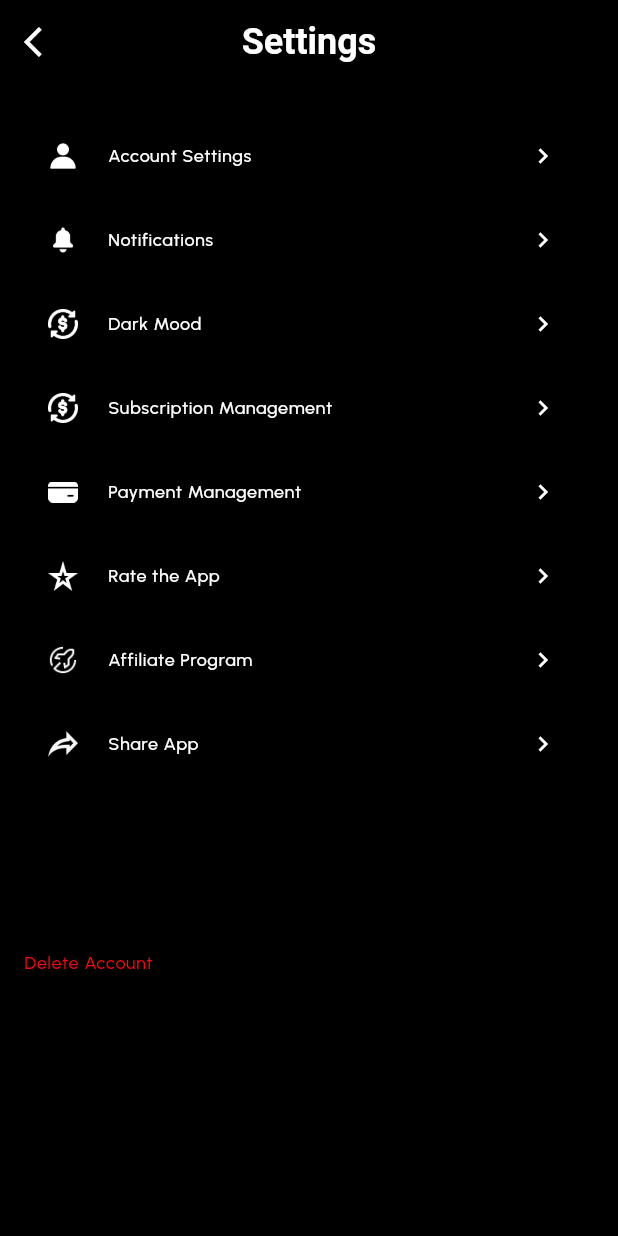
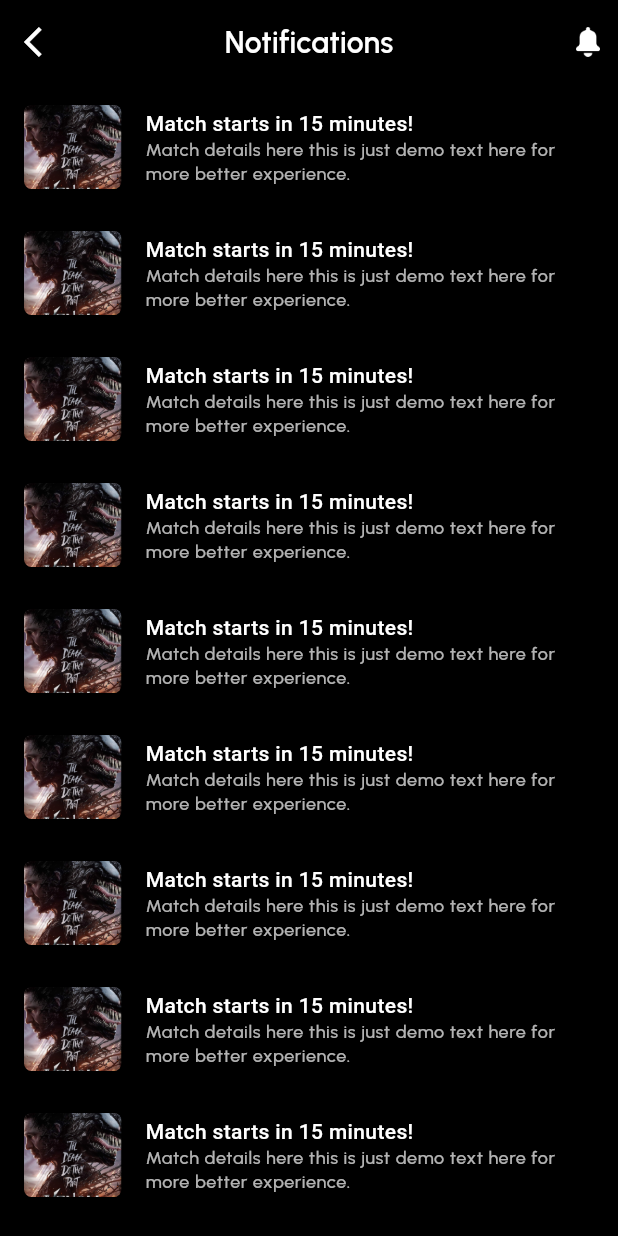
Before and after one commit to salmanbashar1009/malooz, a Flutter app: the SettingsScreen screen opened by its route, after a tap on "Notifications", on a phone screen of 412 x 824 dp. Run offline on Flutter 3.47's test engine with Material 3 defaults, Android fonts, the phone set to English and light mode, and no system bars; our stand-ins replace equatable, flutter_bloc, flutter_rating_bar, google_fonts, intl_phone_field, pin_code_fields.

Commit message:
notifications screen ui complete

```diff
--- a/lib/core/constant/app_colors.dart
+++ b/lib/core/constant/app_colors.dart
@@ -23,6 +23,7 @@ class AppColors{
 
   /// Colors with opacity
   static const Color white80 = Color.fromRGBO(255, 255, 255, 0.8); /// used for body text
+  static const Color white70 = Color.fromRGBO(255, 255, 255, 0.7); /// used for body text
   static const Color white50 = Color.fromRGBO(255, 255, 255, 0.5); /// used for body text
   static const Color white40 = Color.fromRGBO(255, 255, 255, 0.4); /// used for body text
   static const Color white10 = Color.fromRGBO(246, 246, 246, 0.1); /// used for body text
--- a/lib/core/route_config/app_routes.dart
+++ b/lib/core/route_config/app_routes.dart
@@ -8,6 +8,7 @@ import 'package:malooz/features/details/ui/screen/details_screen.dart';
 import 'package:malooz/features/home/ui/screens/home_screen.dart';
 import 'package:malooz/features/my_account/ui/screens/edit_account_screen.dart';
 import 'package:malooz/features/my_account/ui/screens/my_account_screen.dart';
+import 'package:malooz/features/notifications/ui/screens/notifications_screen.dart';
 import '../../features/Auth/interest_screen/ui/screens/interest_screen.dart';
 import '../../features/Auth/login/ui/screens/login_screen.dart';
 import '../../features/onboarding/ui/screens/onboarding_screen.dart';
@@ -29,5 +30,6 @@ class AppRoutes{
    RouteNames.settingsScreen: (context) => const SettingsScreen(),
    RouteNames.myAccountScreen: (context) => const MyAccountScreen(),
    RouteNames.editAccountScreen: (context) => const EditAccountScreen(),
+   RouteNames.notificationsScreen: (context) => const NotificationsScreen(),
  };
 }
--- a/lib/core/route_config/route_names.dart
+++ b/lib/core/route_config/route_names.dart
@@ -1,4 +1,4 @@
-class RouteNames{
+class RouteNames {
   static const String onboardingScreen = '/onboardingScreen';
   static const String parentScreen = '/parentScreen';
   static const String loginScreen = '/loginScreen';
@@ -8,8 +8,9 @@ class RouteNames{
   static const String otpVerificationScreen = '/otpVerificationScreen';
   static const String interestScreen = '/interestScreen';
   static const String homeScreen = '/homeScreen';
-    static const String detailsScreen = '/detailsScreen';
-    static const String settingsScreen = '/settingsScreen';
-    static const String myAccountScreen = '/myAccountScreen';
-    static const String editAccountScreen = '/editAccountScreen';
+  static const String detailsScreen = '/detailsScreen';
+  static const String settingsScreen = '/settingsScreen';
+  static const String myAccountScreen = '/myAccountScreen';
+  static const String editAccountScreen = '/editAccountScreen';
+  static const String notificationsScreen = '/notificationsScreen';
 }
--- a/lib/core/theme/app_text_theme.dart
+++ b/lib/core/theme/app_text_theme.dart
@@ -24,7 +24,7 @@ class AppTextTheme {
       fontWeight: FontWeight.w700,
       color: AppColors.white,
     ),
-    titleMedium: GoogleFonts.roboto(
+    titleMedium: GoogleFonts.urbanist(
       fontSize: 20,
       fontWeight: FontWeight.w700,
       color: AppColors.white,
--- a/lib/core/theme/app_theme.dart
+++ b/lib/core/theme/app_theme.dart
@@ -23,7 +23,7 @@ class AppTheme {
       surfaceTintColor: Colors.transparent,
       titleTextStyle: GoogleFonts.roboto(
         color: AppColors.white,
-        fontSize: 16,
+        fontSize: 20,
         fontWeight: FontWeight.w600,
       )
     ),
--- a/lib/features/my_account/ui/widgets/show_logout_bottom_sheet.dart
+++ b/lib/features/my_account/ui/widgets/show_logout_bottom_sheet.dart
@@ -1,6 +1,7 @@
 import 'package:flutter/material.dart';
 import 'package:malooz/core/constant/app_colors.dart';
 
+import '../../../../core/route_config/route_names.dart';
 import '../../../../core/utls/utls.dart';
 
 void showLogoutBottomSheet(BuildContext context) {
@@ -50,7 +51,9 @@ void showLogoutBottomSheet(BuildContext context) {
                 children: [
                   Utils.primaryButton(
                       title: 'Cancel',
-                      onPressed: () {},
+                      onPressed: () {
+                        Navigator.pop(context);
+                      },
                       borderRadius: 3,
                       backgroundColor: Color(0xFFFFEDF0),
                       width: 110),
@@ -60,7 +63,9 @@ void showLogoutBottomSheet(BuildContext context) {
                   Utils.primaryButton(
                       title: 'Logout',
                       textColor: AppColors.white,
-                      onPressed: () {},
+                      onPressed: () {
+                        Navigator.pushNamedAndRemoveUntil(context, RouteNames.loginScreen, (context)=>false);
+                      },
                       width: 110,
                       backgroundColor: AppColors.red,
                       borderRadius: 3),
--- /dev/null
+++ b/lib/features/notifications/ui/screens/notifications_screen.dart
@@ -0,0 +1,66 @@
+import 'package:flutter/material.dart';
+
+import '../../../../core/constant/app_icons.dart';
+import '../../../../core/constant/app_images.dart';
+import '../../../../core/utls/utls.dart';
+
+class NotificationsScreen extends StatelessWidget {
+  const NotificationsScreen({super.key});
+
+  @override
+  Widget build(BuildContext context) {
+    final textTheme = Theme.of(context).textTheme;
+    return Scaffold(
+      appBar: AppBar(
+        leading: Utils.backButton(onTap: () {
+          Navigator.pop(context);
+        }),
+        title: Text(
+          'Notifications',
+          style: textTheme.titleMedium?.copyWith(fontWeight: FontWeight.w600),
+        ),
+        centerTitle: true,
+        actionsPadding: const EdgeInsets.only(right: 8),
+        actions: [
+          GestureDetector(
+            onTap: () {},
+            child: Image.asset(
+              AppIcons.notifications,
+              width: 24,
+              height: 24,
+            ),
+          )
+        ],
+      ),
+      body: ListView.builder(
+        itemCount: 25,
+        itemBuilder: (context, index) {
+          return Padding(
+            padding: const EdgeInsets.symmetric(vertical: 8.0),
+            child: ListTile(
+              leading: ClipRRect(
+                borderRadius: BorderRadius.circular(5),
+                child: Image.asset(
+                  AppImages.movie,
+                  width: 65,
+                  height: 65,
+                  fit: BoxFit.cover,
+                ),
+              ),
+              title: Text(
+                "Match starts in 15 minutes!",
+                style: textTheme.bodyMedium?.copyWith(
+                    fontWeight: FontWeight.w500, color: Colors.white),
+              ),
+              subtitle: Text(
+                "Match details here this is just demo text here for more better experience.",
+                style: textTheme.bodySmall?.copyWith(
+                    fontWeight: FontWeight.w500, color: Colors.white70),
+              ),
+            ),
+          );
+        },
+      ),
+    );
+  }
+}
--- a/lib/features/parent/bloc/parent_bloc.dart
+++ b/lib/features/parent/bloc/parent_bloc.dart
@@ -3,6 +3,7 @@ import 'package:flutter_bloc/flutter_bloc.dart';
 import 'package:malooz/features/details/ui/screen/details_screen.dart';
 import 'package:malooz/features/home/ui/screens/home_screen.dart';
 import 'package:malooz/features/live/ui/screens/live_screen.dart';
+import 'package:malooz/features/notifications/ui/screens/notifications_screen.dart';
 import 'package:malooz/features/settings/ui/screens/settings_screen.dart';
 
 class ParentBloc extends Cubit<int> {
@@ -14,7 +15,7 @@ class ParentBloc extends Cubit<int> {
      HomeScreen(),
     DetailsScreen(),
     LiveScreen(),
-    Center(child: Text("Notification"),),
+    NotificationsScreen(),
     SettingsScreen()
   ];
 }
--- a/lib/features/settings/ui/screens/settings_screen.dart
+++ b/lib/features/settings/ui/screens/settings_screen.dart
@@ -39,7 +39,9 @@ class SettingsScreen extends StatelessWidget {
               context: context,
               iconPath: AppIcons.notifications,
               title: 'Notifications',
-              onTap: () {}),
+              onTap: () {
+                Navigator.pushNamed(context, RouteNames.notificationsScreen);
+              }),
           Utils.buildTileItem(
               context: context,
               iconPath: AppIcons.themeMode,
@@ -84,6 +86,4 @@ class SettingsScreen extends StatelessWidget {
       ),
     );
   }
-
-
 }
```
